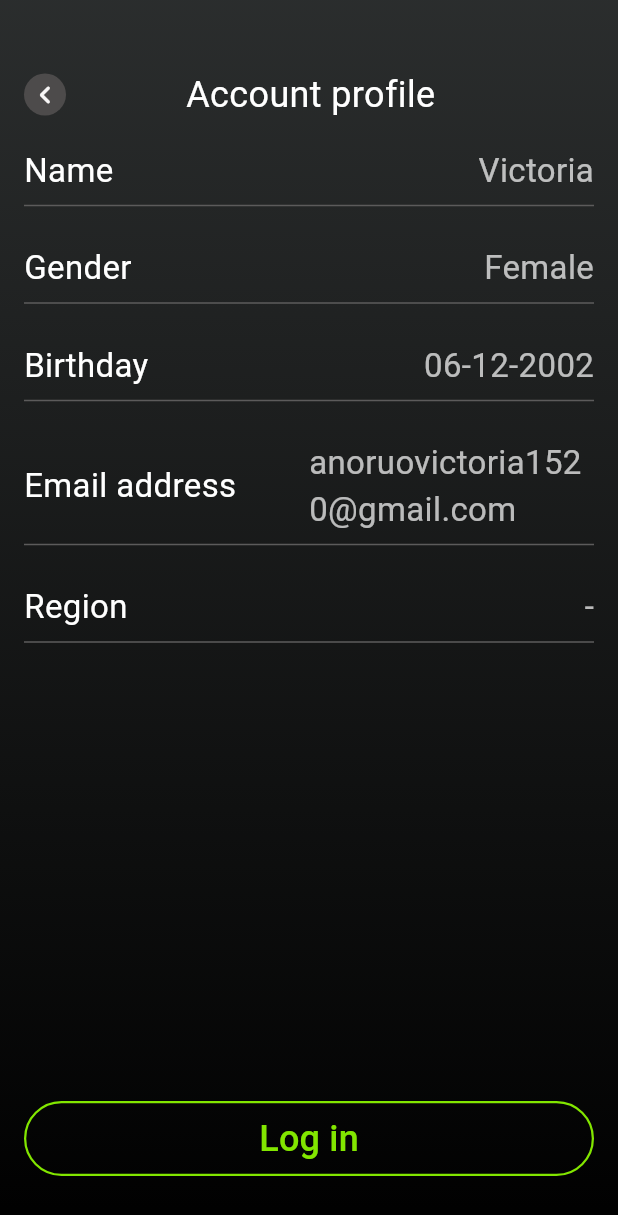
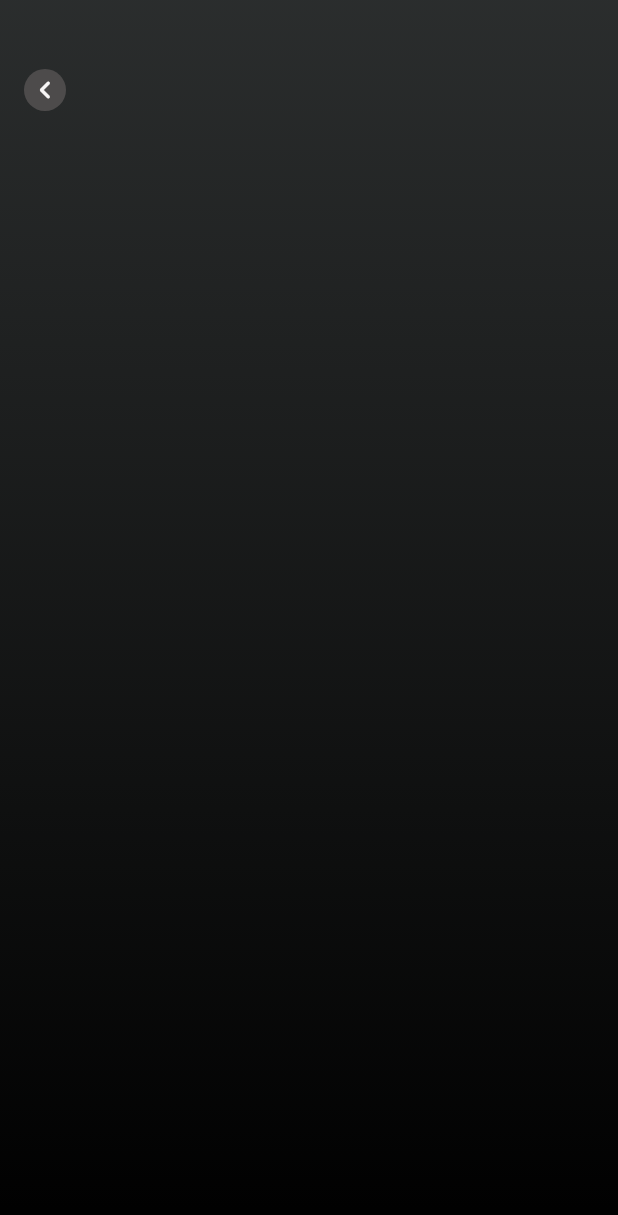
Before and after one commit to Veeqy/soundApp, a Flutter app: the Profile_page screen opened directly, after a tap on "Log in", on a phone screen of 412 x 824 dp. Shown: the top 1215 px of the screen. Run offline on Flutter 3.47's test engine with Material 3 defaults, Android fonts, the phone set to English and light mode, and no system bars.

Commit message:
login page

```diff
--- /dev/null
+++ b/lib/screens.dart/login_page.dart
@@ -0,0 +1,66 @@
+import 'package:flutter/material.dart';
+import 'package:sound_app/screens.dart/profile_page.dart';
+
+class Login_page extends StatelessWidget {
+  const Login_page({super.key});
+
+  @override
+  Widget build(BuildContext context) {
+    return Scaffold(
+      body: Container(
+        padding: const EdgeInsets.symmetric(horizontal: 16),
+        decoration: const BoxDecoration(
+          gradient: LinearGradient(
+            colors: [
+              Color.fromARGB(221, 10, 14, 13),
+              Colors.black,
+            ],
+            begin: Alignment.topCenter,
+            end: Alignment.bottomCenter,
+          ),
+        ),
+        child: Padding(
+          padding: const EdgeInsets.symmetric(
+            vertical: 16,
+          ),
+          child: Column(
+            // mainAxisAlignment: MainAxisAlignment.spaceBetween,
+            crossAxisAlignment: CrossAxisAlignment.stretch,
+            children: [
+              const SizedBox(
+                height: 30,
+              ),
+              Row(
+                children: [
+                  IconButton(
+                    style: IconButton.styleFrom(
+                      tapTargetSize: MaterialTapTargetSize.shrinkWrap,
+                      padding: EdgeInsets.zero,
+                      minimumSize: Size.zero,
+                    ),
+                    onPressed: () {
+                      Navigator.push(
+                        context,
+                        MaterialPageRoute(
+                          builder: (context) => const Profile_page(),
+                        ),
+                      );
+                    },
+                    icon: const Center(
+                      child: CircleAvatar(
+                        backgroundColor: Color.fromARGB(255, 77, 75, 75),
+                        radius: 14,
+                        foregroundColor: Color.fromARGB(255, 248, 246, 246),
+                        child: Icon(Icons.navigate_before_rounded),
+                      ),
+                    ),
+                  ),
+                ],
+              ),
+            ],
+          ),
+        ),
+      ),
+    );
+  }
+}
--- a/lib/screens.dart/profile_page.dart
+++ b/lib/screens.dart/profile_page.dart
@@ -1,4 +1,5 @@
 import 'package:flutter/material.dart';
+import 'package:sound_app/screens.dart/login_page.dart';
 import 'package:sound_app/screens.dart/soundpage.dart';
 
 class Profile_page extends StatelessWidget {
@@ -201,13 +202,18 @@ class Profile_page extends StatelessWidget {
               ),
               Padding(
                 padding: const EdgeInsets.only(
-                  bottom: 24,
+                  bottom: 56,
                 ),
                 child: SizedBox(
-                  height: 50,
+                  height: 56,
                   child: OutlinedButton(
                     onPressed: () {
-                      debugPrint('Received click');
+                      Navigator.push(
+                        context,
+                        MaterialPageRoute(
+                          builder: (context) => const Login_page(),
+                        ),
+                      );
                     },
                     style: OutlinedButton.styleFrom(
                       side: const BorderSide(
```
